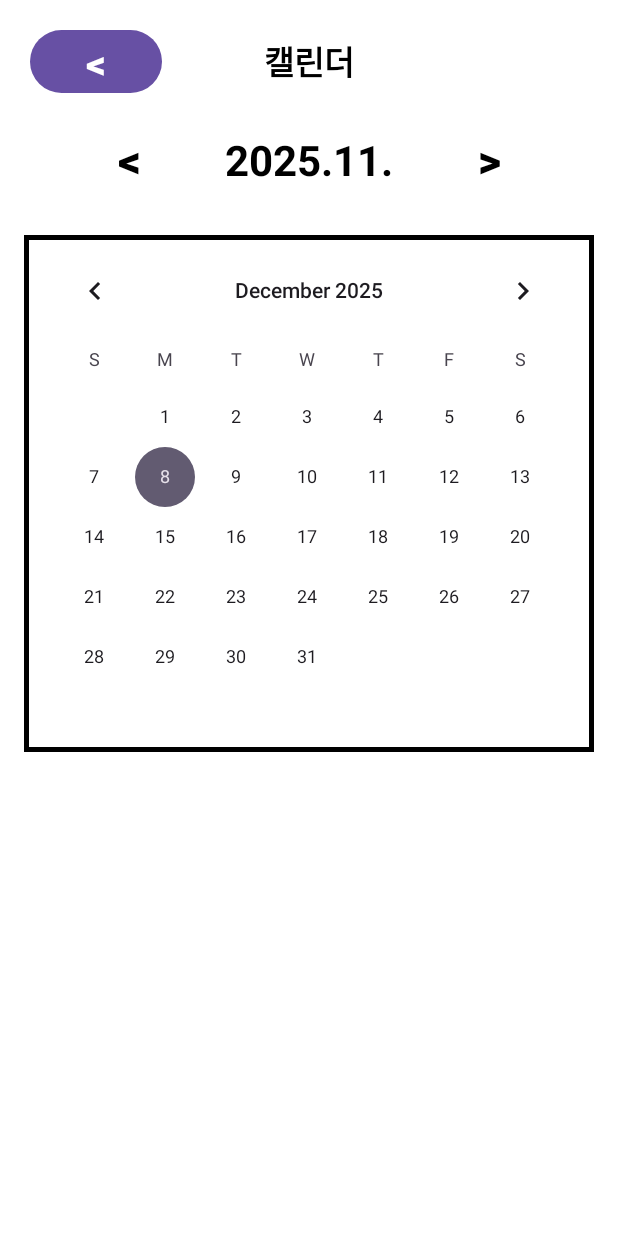
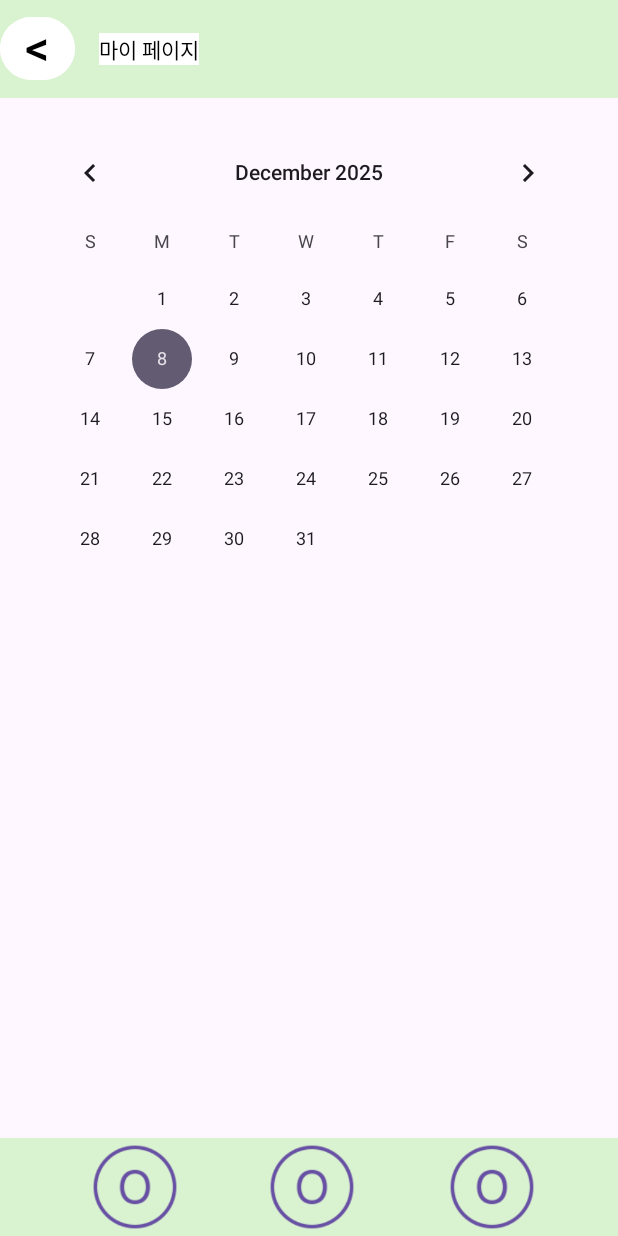
Before and after one commit to wjdwodhks35/DayLog_Front, an Android app: the CalendarActivity screen opened directly, with no data from a screen before it, on a phone screen of 412 x 824 dp. Run offline under Robolectric (Android 15) with nearby library versions, the phone set to English and light mode, and no system bars.

Commit message:
버그 수정

```diff
--- a/app/src/main/java/com/example/mobileteamproject/CalendarActivity.kt
+++ b/app/src/main/java/com/example/mobileteamproject/CalendarActivity.kt
@@ -6,6 +6,6 @@ import androidx.appcompat.app.AppCompatActivity
 class CalendarActivity : AppCompatActivity() {
     override fun onCreate(savedInstanceState: Bundle?) {
         super.onCreate(savedInstanceState)
-        setContentView(R.layout.calendar)
+        setContentView(R.layout.calendar2)
     }
 }
--- /dev/null
+++ b/app/src/main/res/layout/calendar2.xml
@@ -0,0 +1,77 @@
+<?xml version="1.0" encoding="utf-8"?>
+<LinearLayout xmlns:android="http://schemas.android.com/apk/res/android"
+    android:layout_width="match_parent"
+    android:layout_height="match_parent"
+    android:orientation="vertical">
+
+    <LinearLayout
+        android:layout_width="match_parent"
+        android:layout_height="65dp"
+        android:background="#D9F2D0"
+        android:orientation="horizontal">
+
+        <Button
+            android:layout_gravity="center"
+            android:layout_width="50dp"
+            android:layout_height="50dp"
+            android:text="&lt;"
+            android:textColor="@color/black"
+            android:textSize="32sp"
+            android:backgroundTint="@color/white"
+            android:gravity="center"
+            android:padding="0dp"
+            android:includeFontPadding="false"
+            android:id="@+id/backBtn"/>
+
+        <TextView
+            android:layout_width="wrap_content"
+            android:layout_height="wrap_content"
+            android:textColor="@color/black"
+            android:id="@+id/topTitle"
+            android:text="마이 페이지"
+            android:background="@color/white"
+            android:layout_gravity="center"
+            android:layout_marginStart="16dp"/>
+
+    </LinearLayout>
+
+    <CalendarView
+        android:layout_width="match_parent"
+        android:layout_height="0dp"
+        android:layout_margin="16dp"
+        android:layout_weight="1"/>
+
+    <LinearLayout
+        android:layout_width="match_parent"
+        android:layout_height="65dp"
+        android:background="#D9F2D0"
+        android:orientation="horizontal">
+
+        <Button
+            android:layout_width="60dp"
+            android:layout_height="60dp"
+            android:layout_gravity="center"
+            android:background="@drawable/circle_icon"
+            android:layout_marginStart="60dp"
+            android:layout_marginEnd="10dp"
+            android:id="@+id/btn1"/>
+
+        <Button
+            android:layout_width="60dp"
+            android:layout_height="60dp"
+            android:layout_gravity="center"
+            android:background="@drawable/circle_icon"
+            android:layout_marginStart="48dp"
+            android:layout_marginEnd="10dp"
+            android:id="@+id/btn2"/>
+        <Button
+            android:layout_width="60dp"
+            android:layout_height="60dp"
+            android:layout_gravity="center"
+            android:background="@drawable/circle_icon"
+            android:layout_marginStart="50dp"
+            android:layout_marginEnd="10dp"
+            android:id="@+id/btn3"/>
+    </LinearLayout>
+
+</LinearLayout>
```
